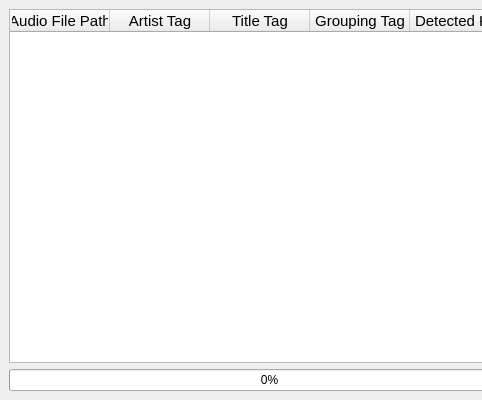
Qt form batchwindow.ui (ibsh/is_KeyFinder) before a commit; both pictures show x 0 to 482 and y 0 to 400 of the 700 by 400 pixel window.
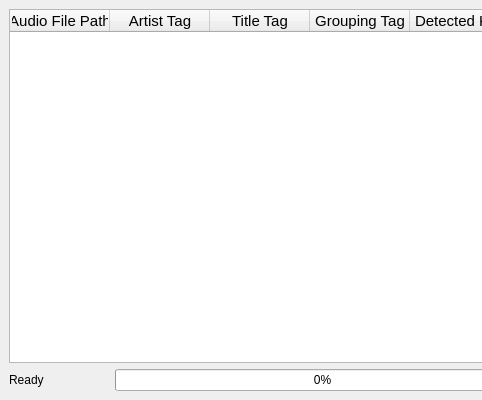
The same form after that commit.

Patch:
```diff
--- a/batchwindow.ui
+++ b/batchwindow.ui
@@ -74,6 +74,31 @@
     </item>
     <item>
      <layout class="QHBoxLayout" name="horizontalLayout">
+      <item>
+       <widget class="QLabel" name="statusLabel">
+        <property name="sizePolicy">
+         <sizepolicy hsizetype="Maximum" vsizetype="Preferred">
+          <horstretch>0</horstretch>
+          <verstretch>0</verstretch>
+         </sizepolicy>
+        </property>
+        <property name="minimumSize">
+         <size>
+          <width>100</width>
+          <height>0</height>
+         </size>
+        </property>
+        <property name="maximumSize">
+         <size>
+          <width>100</width>
+          <height>16777215</height>
+         </size>
+        </property>
+        <property name="text">
+         <string>Ready</string>
+        </property>
+       </widget>
+      </item>
       <item>
        <widget class="QProgressBar" name="progressBar">
         <property name="value">
```
